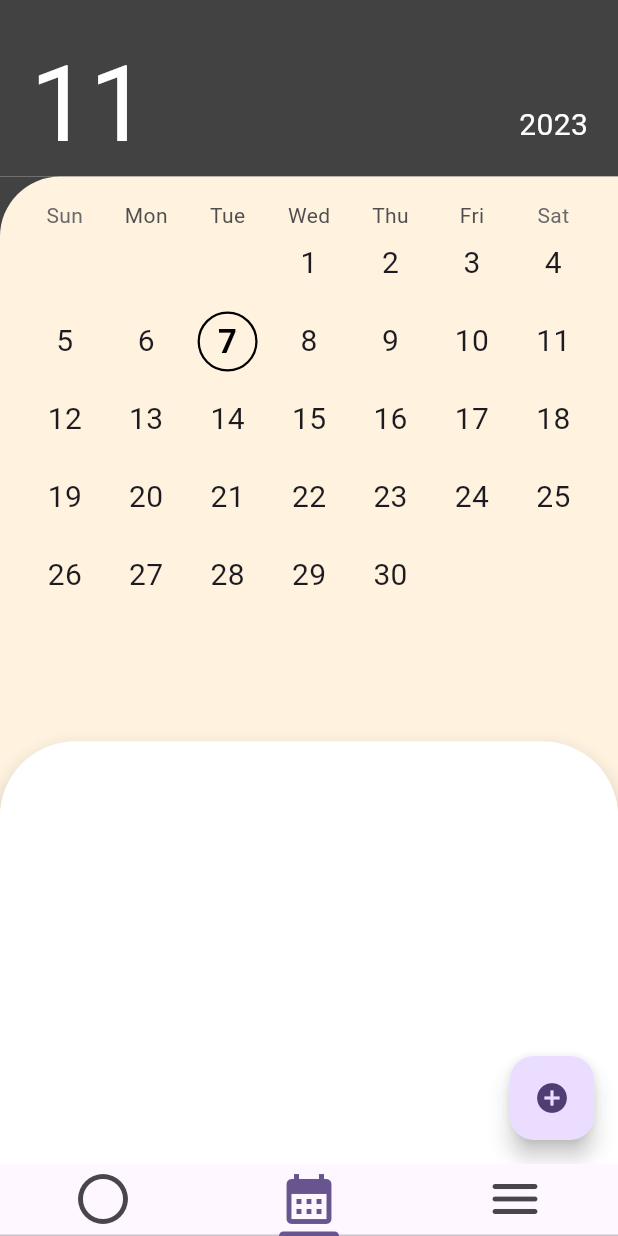
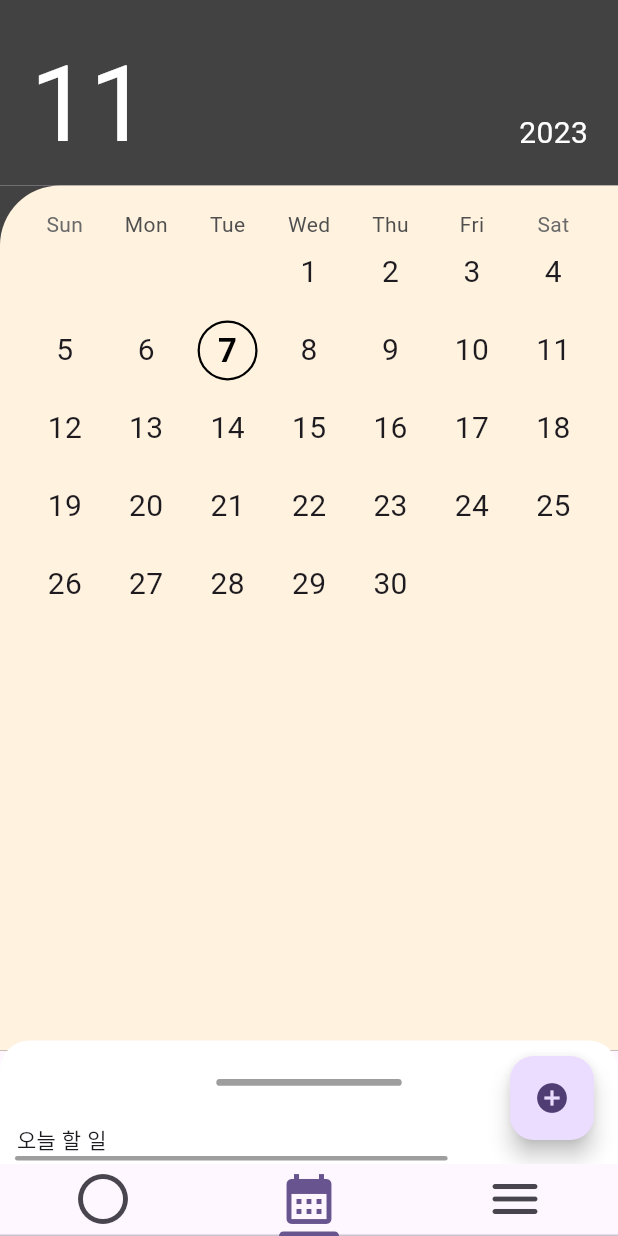
Before and after one commit to kkosang/couplely, a Flutter app: the screen it shows after launch, item 2 of the bottom bar chosen, on a phone screen of 412 x 824 dp. Run offline on Flutter 3.47's test engine with Material 2 defaults, Android fonts, the phone set to English and light mode, and no system bars; drawn by our look-alikes of table_calendar; network calls fail.

Commit message:
feat: 바텀 시트 구현

```diff
--- /dev/null
+++ b/couplely/lib/view/home_pages/BottomSheet.dart
@@ -0,0 +1,158 @@
+import 'dart:ui';
+
+import 'package:flutter/material.dart';
+import 'package:provider/provider.dart';
+
+import 'Scroller.dart';
+
+class MyBottomSheet extends StatefulWidget {
+  const MyBottomSheet({super.key});
+
+  @override
+  State<MyBottomSheet> createState() => _MyBottomSheetState();
+}
+
+class _MyBottomSheetState extends State<MyBottomSheet> {
+  late double _height = 0;
+  late double _lowLimit;
+  late double _highLimit;
+  late double _upThresh;
+  late double _boundary;
+  late double _downThresh;
+
+  /// 100 -> 600, 550 -> 100 으로 애니메이션이 진행 될 때,
+  /// 드래그로 인한 _height의 변화 방지
+  bool _longAnimation = false;
+  bool _appBarState = false;
+
+  @override
+  Widget build(BuildContext context) {
+    final Size size = MediaQuery.of(context).size;
+    _highLimit = size.height * 0.42;
+    _downThresh = size.height * 0.35;
+    _lowLimit = size.height * 0.1;
+    _upThresh = size.height * 0.11;
+    _boundary = size.height * 0.32;
+    return Positioned(
+        bottom: 0.0,
+        child: ClipRRect(
+          borderRadius: BorderRadius.vertical(top: Radius.circular(20)),
+          child: GestureDetector(
+              onVerticalDragUpdate: ((details) {
+                // delta: y축의 변화량, 우리가 보기에 위로 움직이면 양의 값, 아래로 움직이면 음의 값
+                double? delta = details.primaryDelta;
+                if (delta != null) {
+                  /// Long Animation이 진행 되고 있을 때는 드래그로 높이 변화 방지,
+                  /// 그리고 low limit 보다 작을 때 delta가 양수,
+                  /// High limit 보다 크거나 같을 때 delta가 음수이면 드래그로 높이 변화 방지
+                  if (_longAnimation ||
+                      (_height <= _lowLimit && delta > 0) ||
+                      (_height >= _highLimit && delta < 0)) return;
+                  setState(() {
+                    /// 맨 위로 높이 설정
+                    if (_upThresh <= _height && _height <= _boundary) {
+                      _height = _highLimit;
+                      _longAnimation = true;
+                      _appBarState = true;
+                      context.read<Scroller>().up();
+                    }
+
+                    /// 처음 위치로 높이 설정
+                    else if (_boundary <= _height && _height <= _downThresh) {
+                      _height = _lowLimit;
+                      _longAnimation = true;
+                      _appBarState = false;
+                      Future.delayed(const Duration(milliseconds: 600), () {
+                        context.read<Scroller>().down();
+                      });
+                    }
+
+                    /// 기본 작동
+                    else {
+                      _height -= delta;
+                    }
+                  });
+                }
+              }),
+              child: AnimatedContainer(
+                curve: Curves.fastEaseInToSlowEaseOut,
+                onEnd: () {
+                  if (_longAnimation) {
+                    setState(() {
+                      _longAnimation = false;
+                    });
+                  }
+                },
+                duration: const Duration(milliseconds: 1000),
+                width: MediaQuery.of(context).size.width,
+                height: _height == 0 ? _lowLimit : _height,
+                child: Scaffold(
+                    body: CustomScrollView(
+                  shrinkWrap: true,
+                  physics: NeverScrollableScrollPhysics(),
+                  slivers: [
+                    SliverAppBar(
+                      automaticallyImplyLeading: false,
+                      backgroundColor: Colors.white,
+                      centerTitle: true,
+                      elevation: 0,
+                      title: Container(
+                        width: size.width * 0.3,
+                        height: 4.5,
+                        decoration: const BoxDecoration(
+                            color: Colors.grey,
+                            borderRadius:
+                                BorderRadius.all(Radius.circular(10))),
+                      ),
+                    ),
+                    SliverFillRemaining(
+                        child: SingleChildScrollView(
+                      child: Container(
+                        color: Colors.white,
+                        width: size.width,
+                        height: size.height,
+                        child: Column(
+                          crossAxisAlignment: CrossAxisAlignment.start,
+                          children: [
+                            Text('   오늘 할 일'),
+                            Padding(
+                              padding: const EdgeInsets.only(left: 10),
+                              child: Container(
+                                width: size.width * 0.7,
+                                height: 3,
+                                decoration: const BoxDecoration(
+                                    color: Colors.grey,
+                                    borderRadius:
+                                        BorderRadius.all(Radius.circular(10))),
+                              ),
+                            ),
+                            Column(
+                              children: List.generate(
+                                  5,
+                                  (index) => Row(
+                                        children: [
+                                          Padding(
+                                            padding: const EdgeInsets.all(8.0),
+                                            child: Icon(Icons.circle_rounded,size: 20,color: Colors.grey,),
+                                          ),
+                                          Padding(
+                                            padding: const EdgeInsets.all(8.0),
+                                            child: Text('저녁 약속',style: TextStyle(fontSize: 20),),
+                                          ),
+                                          Padding(
+                                            padding: const EdgeInsets.all(8.0),
+                                            child: Text('17:30 ~ 19:00',style: TextStyle(color: Colors.grey),),
+                                          ),
+                                        ],
+                                      )),
+                            )
+                          ],
+                        ),
+                      ),
+                    ))
+                  ],
+                )),
+              )),
+        ));
+  }
+}
--- a/couplely/lib/view/home_pages/CalendarPage.dart
+++ b/couplely/lib/view/home_pages/CalendarPage.dart
@@ -1,3 +1,4 @@
+import 'package:couplely/view/home_pages/BottomSheet.dart';
 import 'package:flutter/material.dart';
 import 'package:table_calendar/table_calendar.dart';
 
@@ -22,7 +23,7 @@ class _CalendarPageState extends State<CalendarPage> {
             children: [
               Container(
                 color: Colors.grey.shade800,
-                height: MediaQuery.of(context).size.height * 1 / 7,
+                height: MediaQuery.of(context).size.height * 0.15,
                 child: Padding(
                   padding: const EdgeInsets.all(20.0),
                   child: Row(
@@ -50,7 +51,7 @@ class _CalendarPageState extends State<CalendarPage> {
               Container(
                 color: Colors.grey.shade800,
                 child: Container(
-                  height: MediaQuery.of(context).size.height,
+                  height: MediaQuery.of(context).size.height*0.7,
                   decoration: BoxDecoration(
                       color: Colors.orange[50],
                       borderRadius:
@@ -82,21 +83,7 @@ class _CalendarPageState extends State<CalendarPage> {
             ],
           ),
         ),
-        Positioned(
-          top: MediaQuery.of(context).size.height * 3 / 5,
-          child: Material(
-            elevation: 10,
-            borderRadius: BorderRadius.vertical(top: Radius.circular(50)),
-            child: Container(
-              height: MediaQuery.of(context).size.height,
-              width: MediaQuery.of(context).size.width,
-              decoration: BoxDecoration(
-                color: Colors.white,
-                borderRadius: BorderRadius.vertical(top: Radius.circular(50)),
-              ),
-            ),
-          ),
-        ),
+        MyBottomSheet(),
       ]),
     );
   }
--- /dev/null
+++ b/couplely/lib/view/home_pages/Scroller.dart
@@ -0,0 +1,18 @@
+import 'package:flutter/cupertino.dart';
+import 'package:flutter/foundation.dart';
+
+class Scroller with ChangeNotifier, DiagnosticableTreeMixin {
+  bool _isScrolled = false;
+
+  bool get isScrolled => _isScrolled;
+
+  void down() {
+    _isScrolled = false;
+    notifyListeners();
+  }
+
+  void up() {
+    _isScrolled = true;
+    notifyListeners();
+  }
+}
--- a/couplely/pubspec.yaml
+++ b/couplely/pubspec.yaml
@@ -30,7 +30,7 @@ environment:
 dependencies:
   flutter:
     sdk: flutter
-
+  provider: ^6.0.5
   table_calendar: ^3.0.9
   # The following adds the Cupertino Icons font to your application.
   # Use with the CupertinoIcons class for iOS style icons.
```
Also changed, not shown: couplely/pubspec.lock.
